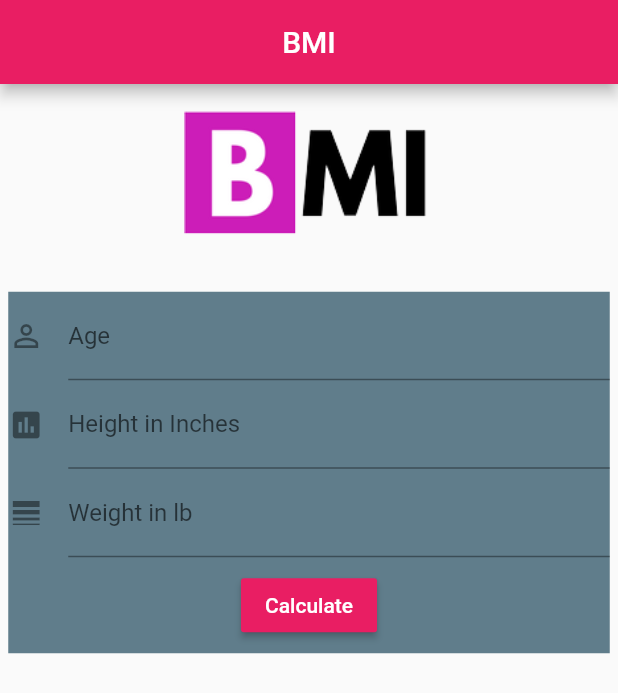
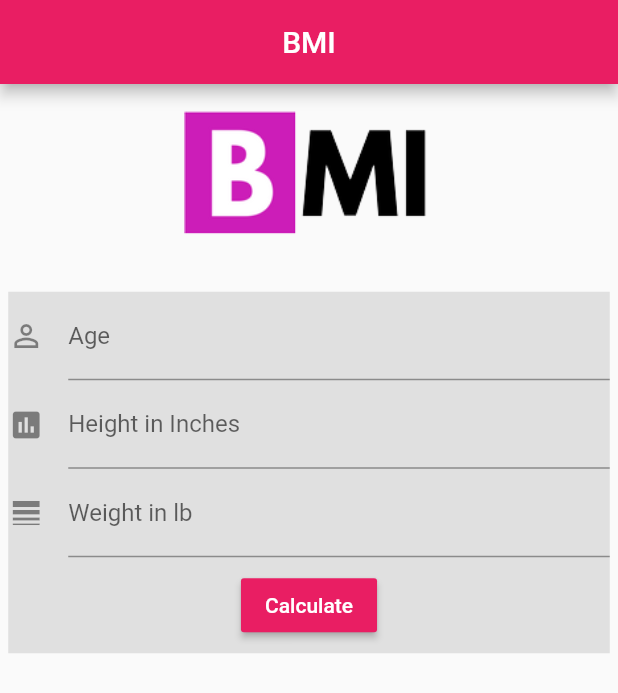
Before and after one commit to oyedotunsodiq045/body_mass_index, a Flutter app: the screen it shows after launch, after a tap on "Calculate", on a phone screen of 412 x 824 dp. Shown: the top 693 px of the screen. Run offline on Flutter 3.47's test engine with Material 2 defaults, Android fonts, the phone set to English and light mode, and no system bars.

Commit message:
fixed excess container widget

```diff
--- a/lib/ui/home.dart
+++ b/lib/ui/home.dart
@@ -5,7 +5,7 @@ class Home extends StatefulWidget {
   _HomeState createState() => _HomeState();
 }
 
-// Defining Adult Normal, Overweight & Obesity
+// Defining BMI Status: Normal, Overweight & Obesity
 // If your BMI is less than 18.5, it falls within the underweight range.
 // If your BMI is 18.5 to <25, it falls within the normal.
 // If your BMI is 25.0 to <30, it falls within the overweight range.
@@ -23,7 +23,7 @@ class _HomeState extends State<Home> {
   final TextEditingController _editingControllerWeight =
       new TextEditingController();
   String _formattedText = '';
-  String _overweightObesity = '';
+  String _status = '';
   double _finalResult = 0.0;
 
   void handleCalculateBMI() {
@@ -32,17 +32,17 @@ class _HomeState extends State<Home> {
           _editingControllerWeight.text, _editingControllerHeight.text);
       _formattedText = 'Your BMI: ${_finalResult.toStringAsFixed(1)}';
       if (_finalResult < 18.5) {
-        _overweightObesity = 'Underweight';
+        _status = 'Underweight';
       } else if (_finalResult >= 18.5 && _finalResult < 25.0) {
-        _overweightObesity = 'Normal';
+        _status = 'Normal';
       } else if (_finalResult >= 25.0 && _finalResult < 30.0) {
-        _overweightObesity = 'Overweight';
+        _status = 'Overweight';
       } else if (_finalResult >= 30.0 && _finalResult < 35.0) {
-        _overweightObesity = 'Class 1 Obesity';
+        _status = 'Class 1 Obesity';
       } else if (_finalResult >= 35.0 && _finalResult < 40.0) {
-        _overweightObesity = 'Class 2 Obesity';
+        _status = 'Class 2 Obesity';
       } else {
-        _overweightObesity = 'Class 3 Obesity, Or Extreme / Severe Obesity';
+        _status = 'Class 3 Obesity, Or Extreme / Severe Obesity';
       }
     });
   }
@@ -66,10 +66,9 @@ class _HomeState extends State<Home> {
               width: 200.0,
             ),
             Container(
+              color: Colors.grey.shade300,
               margin: EdgeInsets.all(3.0),
               alignment: Alignment.center,
-              child: Container(
-                color: Colors.blueGrey,
               child: Column(
                 children: <Widget>[
                   TextField(
@@ -112,7 +111,6 @@ class _HomeState extends State<Home> {
                 ],
               ),
             ),
-            ),
             Padding(
               padding: EdgeInsets.all(8.0),
               child: Column(
@@ -129,7 +127,7 @@ class _HomeState extends State<Home> {
                   ),
                   Center(
                     child: Text(
-                      "$_overweightObesity",
+                      "$_status",
                       style: TextStyle(
                         color: Colors.pink,
                         fontSize: 19.0,
```
Lines whose indentation alone changed are shown as unchanged.
